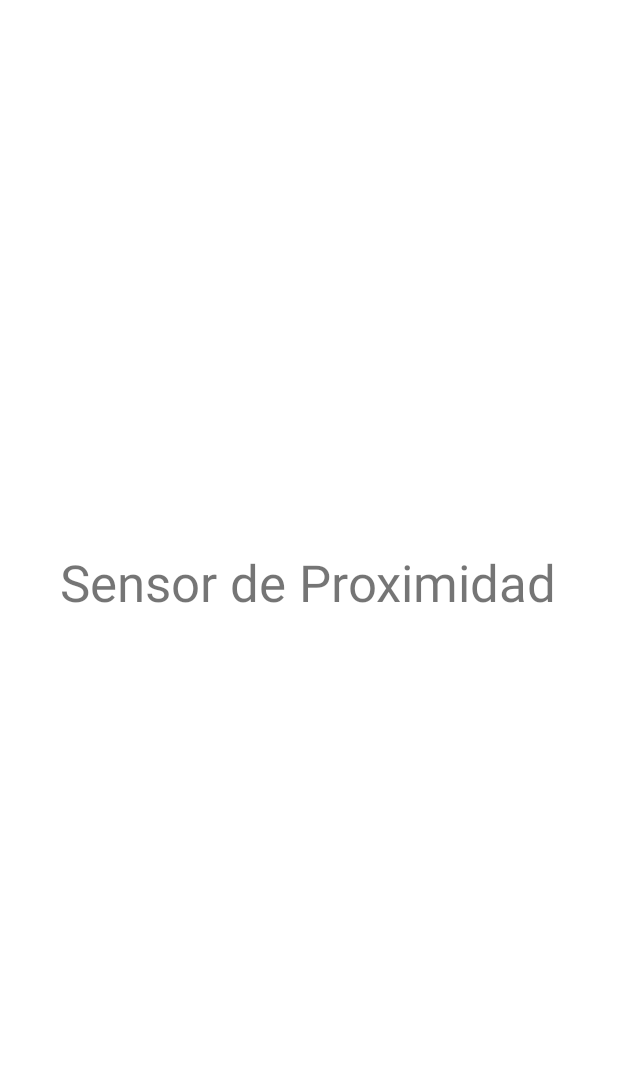
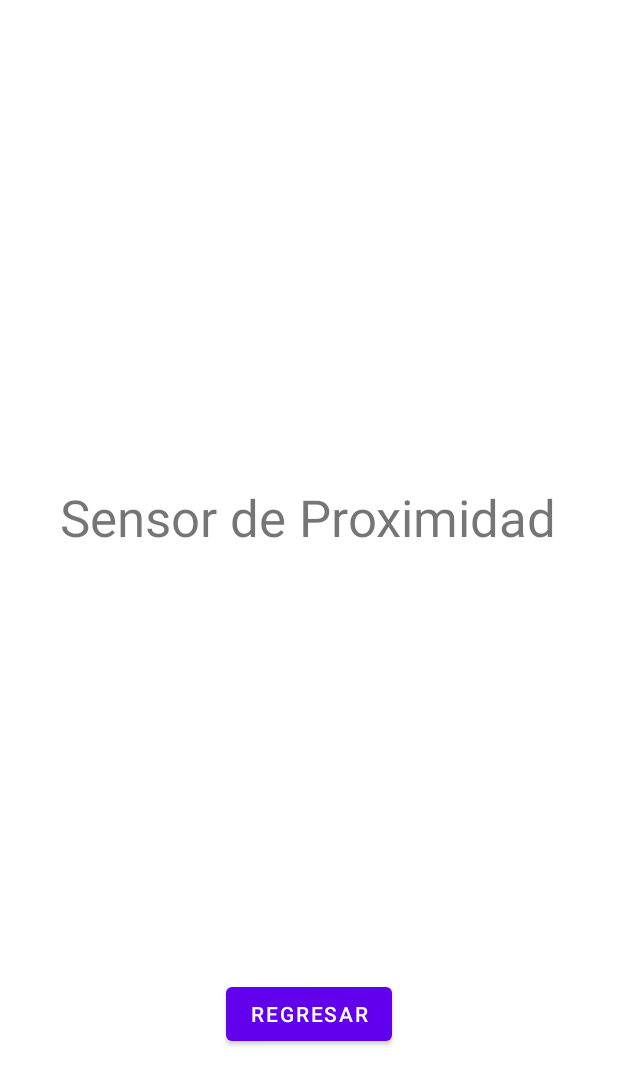
Before and after one commit to bryanjtc/HDP4ProyectoFinal, an Android app: the layout activity_proximidad.xml on its own in the app's theme, with its tools: preview values and no code run, on a phone screen of 412 x 824 dp. Shown: the top 1085 px of the screen. Run offline under Robolectric (Android 15) with nearby library versions, the phone set to English and light mode, and no system bars.

Commit message:
Fix errors, warnings and added sensor to main.

```diff
--- a/app/src/main/res/layout/activity_main.xml
+++ b/app/src/main/res/layout/activity_main.xml
@@ -35,11 +35,11 @@
             android:text="@string/brujula" />
 
         <RadioButton
-            android:id="@+id/opcionRostro"
+            android:id="@+id/opcionProximidad"
             android:layout_width="match_parent"
             android:layout_height="wrap_content"
             android:minHeight="48dp"
-            android:text="@string/reconocimiento_facial"
+            android:text="@string/proximidad"
             tools:ignore="TouchTargetSizeCheck" />
     </RadioGroup>
 
--- a/app/src/main/res/layout/activity_proximidad.xml
+++ b/app/src/main/res/layout/activity_proximidad.xml
@@ -6,17 +6,25 @@
     android:layout_height="match_parent"
     tools:context=".Proximidad">
 
+    <Button
+        android:id="@+id/btnRegresar3"
+        android:layout_width="wrap_content"
+        android:layout_height="wrap_content"
+        android:layout_marginBottom="124dp"
+        android:text="@string/regresar"
+        app:layout_constraintBottom_toBottomOf="parent"
+        app:layout_constraintEnd_toEndOf="parent"
+        app:layout_constraintStart_toStartOf="parent" />
+
     <TextView
         android:id="@+id/Titulo"
         android:layout_width="wrap_content"
         android:layout_height="wrap_content"
-        android:text="Sensor de Proximidad"
+        android:layout_marginStart="40dp"
+        android:layout_marginTop="322dp"
+        android:text="@string/sensor_de_proximidad"
         android:textSize="34sp"
-        app:layout_constraintBottom_toBottomOf="parent"
-        app:layout_constraintHorizontal_bias="0.493"
-        app:layout_constraintLeft_toLeftOf="parent"
-        app:layout_constraintRight_toRightOf="parent"
-        app:layout_constraintTop_toTopOf="parent"
-        app:layout_constraintVertical_bias="0.469" />
+        app:layout_constraintStart_toStartOf="parent"
+        app:layout_constraintTop_toTopOf="parent" />
 
 </androidx.constraintlayout.widget.ConstraintLayout>
```
Also changed, not shown: app/src/main/AndroidManifest.xml (+7 -0 lines), app/src/main/java/com/example/hdp4proyectofinal/MainActivity.java (+15 -11 lines), app/src/main/java/com/example/hdp4proyectofinal/Proximidad.java (+8 -1 lines), app/src/main/res/values/strings.xml (+13 -0 lines).
